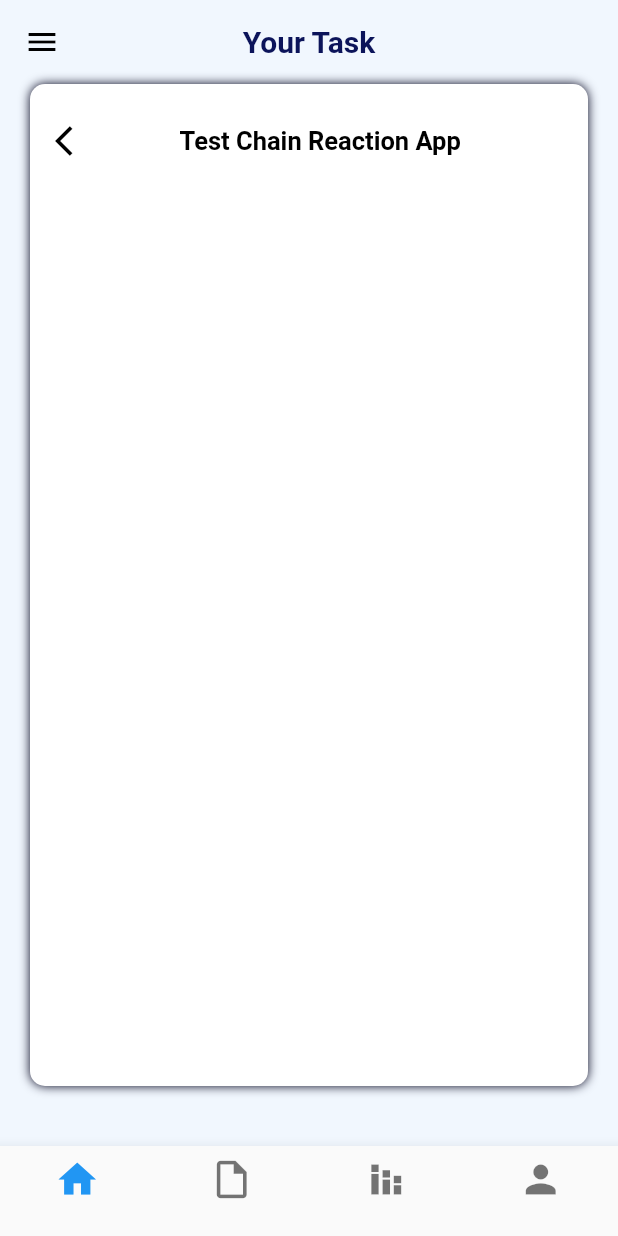
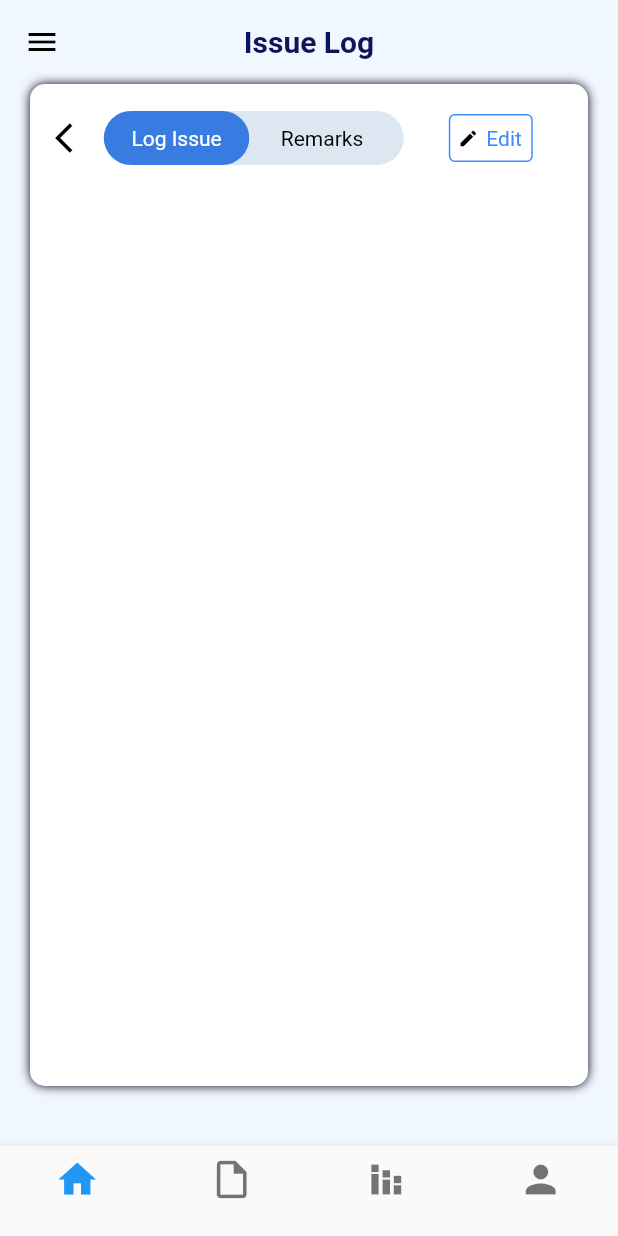
Before and after one commit to sinrajat43/vOTP_mobileApp, a Flutter app: the LogIssue screen opened directly, on a phone screen of 412 x 824 dp. Run offline on Flutter 3.47's test engine with Material 2 defaults, Android fonts, the phone set to English and light mode, and no system bars.

Commit message:
Added Scroll and Issue Log Update

```diff
--- a/lib/LogIssue.dart
+++ b/lib/LogIssue.dart
@@ -12,7 +12,7 @@ class LogIssue extends StatelessWidget {
         drawer: NavDrawer(),
         appBar: AppBar(
           iconTheme: IconThemeData(color: Colors.black),
-          title:const Text("Your Task",
+          title:const Text("Issue Log",
             style: TextStyle(
               color: Color(0xFF0C145A),
               fontWeight: FontWeight.bold,
@@ -36,7 +36,8 @@ class LogIssue extends StatelessWidget {
           child: Column(
             children: <Widget>[
               Container(
-                height: 60.0,
+                height: 36.0,
+                margin: const EdgeInsets.only(top:10.0),
                 width:MediaQuery.of(context).size.width * 1.0,
                 decoration: const BoxDecoration(
                   color: Color(0xFFFFFFFF),
@@ -60,22 +61,83 @@ class LogIssue extends StatelessWidget {
                       ),
                     ),
                     Container(
-                        width:MediaQuery.of(context).size.width * 0.7,
+                        decoration: BoxDecoration(
+                          color: Color(0xFFDDE7F1),
+                          borderRadius: BorderRadius.circular(72.0),
+                        ),
+                        width: 200.0,
+                        child:ListView(
+                          scrollDirection: Axis.horizontal,
+                          children: <Widget>[
+                            Container(
+                              width:97.0,
+                              margin: const EdgeInsets.only(top:0.0),
+                              decoration: BoxDecoration(
+                                color: Color(0xFF387CE1),
+                                borderRadius: BorderRadius.circular(72.0),
+                              ),
+                              child: const Center(
+                                child: Text(
+                                    "Log Issue",
+                                    style: TextStyle(
+                                      fontSize: 14,
+                                      color: Color(0xFFFFFFFF),
+                                      fontFamily: 'Roboto',)
+                                ),
+                              ),
 
-                        color: Color(0xFFFFFFFF),
-                        child:
-                        const Center(
-                          child: Text(
-                              "Test Chain Reaction App",
+                            ),
+                            Container(
+                              width:97.0,
+                              margin: const EdgeInsets.only(top:0.0),
+                              decoration: BoxDecoration(
+                                color: Color(0xFFDDE7F1),
+                                borderRadius: BorderRadius.circular(72.0),
+                              ),
+                              child: const Center(
+                                child: Text(
+                                    "Remarks",
+                                    style: TextStyle(
+                                      fontSize: 14,
+                                      color: Color(0xFF000000),
+                                      fontFamily: 'Roboto',)
+                                ),
+                              ),
 
-                              style: TextStyle(
-                                  fontSize: 17,
-                                  color: Color(0xFF000000),
-                                  fontFamily: 'Roboto',
-                                  fontWeight:FontWeight.bold)
-                          ),
+                            ),
+                          ]
+                      )
+                    ),
+                    Container(
+                        width:56.0,
+                        margin: const EdgeInsets.only(left:30.0,top: 2.0,bottom: 2.0),
+                        decoration: BoxDecoration(
+                          border: Border.all(color: Color(0xFF3F8CFF)),
+                          borderRadius: BorderRadius.circular(4.0),
+                        ),
+                        child:ListView(
+                            scrollDirection: Axis.horizontal,
+                            children: <Widget>[
+                              Container(
+                                  margin: const EdgeInsets.only(left:5.0),
+                                child:Icon(Icons.edit,color: Colors.black,size: 14.0,)
+                              ),
+                              Container(
+                                margin: const EdgeInsets.only(left:5.0),
+                                child: const Center(
+                                  child: Text(
+                                      "Edit",
+                                      style: TextStyle(
+                                        fontSize: 14,
+                                        color: Color(0xFF3F8CFF),
+                                        fontFamily: 'Roboto',)
+                                  ),
+                                ),
+
+                              ),
+                            ]
                         )
-                    ),
+                    )
                   ],
 
 
--- a/lib/TaskDetails.dart
+++ b/lib/TaskDetails.dart
@@ -12,7 +12,7 @@ class TaskDetails extends StatelessWidget {
         drawer: NavDrawer(),
         appBar: AppBar(
           iconTheme: IconThemeData(color: Colors.black),
-          title:const Text("Your Task",
+          title:const Text("Task Details",
             style: TextStyle(
               color: Color(0xFF0C145A),
               fontWeight: FontWeight.bold,
@@ -33,6 +33,7 @@ class TaskDetails extends StatelessWidget {
                   blurRadius: 5.0,
                 ),]
             ),
+          child: SingleChildScrollView(
             child: Column(
               children: <Widget>[
                 Container(
@@ -539,6 +540,7 @@ class TaskDetails extends StatelessWidget {
 
                 ),
               ],
+            ),
           )
         ),
 
--- a/lib/main.dart
+++ b/lib/main.dart
@@ -19,7 +19,7 @@ class HomePage extends StatelessWidget {
         drawer: NavDrawer(),
       appBar: AppBar(
         iconTheme: IconThemeData(color: Colors.black),
-        title:const Text("Your Task",
+        title:const Text("Tasker Dashboard",
           style: TextStyle(
             color: Color(0xFF0C145A),
             fontWeight: FontWeight.bold,
@@ -40,6 +40,7 @@ class HomePage extends StatelessWidget {
               blurRadius: 5.0,
             ),]
         ),
+        child: SingleChildScrollView(
           child: Column(
             children: <Widget>[
               Container(
@@ -431,6 +432,7 @@ class HomePage extends StatelessWidget {
                   color: const Color(0xFFE3E3E3)
               ),
             ],
+          ),
         )
       ),
         bottomNavigationBar: BottomNavigationBar(
```
Lines whose indentation alone changed are shown as unchanged.
